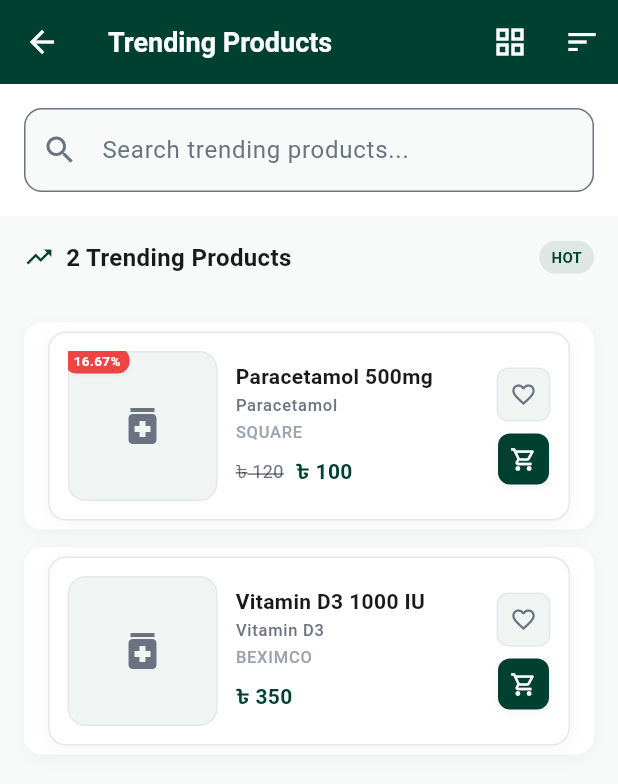
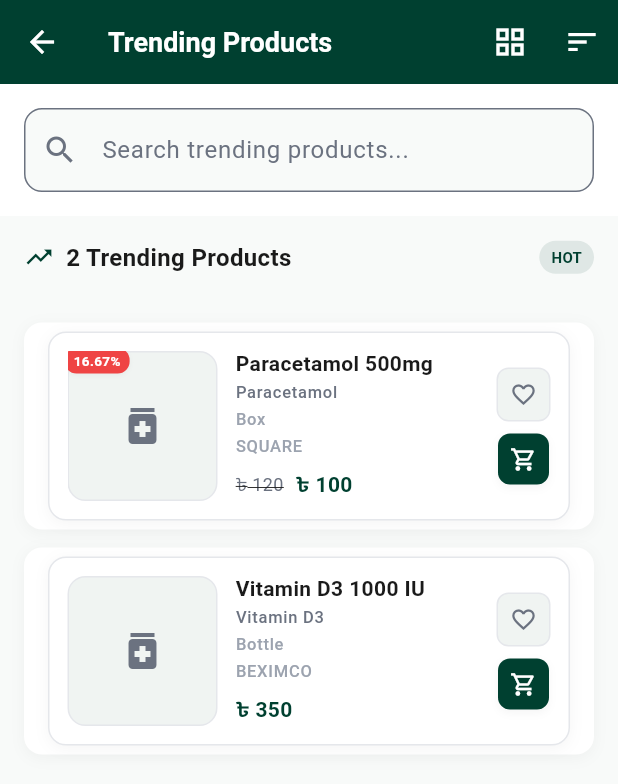
Before and after one commit to mahdi-islam-pranto/medicineMart, a Flutter app: the TrendingProductsPage screen opened directly, after a tap on the "list" icon, on a phone screen of 412 x 824 dp. Shown: the top 784 px of the screen. Run offline on Flutter 3.47's test engine with Material 3 defaults, Android fonts, the phone set to English and light mode, and no system bars; our stand-ins replace equatable, flutter_bloc, image_picker, shared_preferences; accounts and stored records are empty; network calls fail.

Commit message:
make Medicines page as Initial Page+ Initial 2 API call removed (brand + category) + add product type in product details

```diff
--- a/lib/APIs/product_api_service.dart
+++ b/lib/APIs/product_api_service.dart
@@ -70,7 +70,7 @@ class ProductApiService {
   /// Convenience method to get all products without any filters applied.
   static Future<ProductSearchResponse> getAllProducts({
     int page = 1,
-    int limit = 40,
+    int limit = 20,
   }) async {
     final request = ProductSearchRequest(
       pagination: Pagination(page: page, limit: limit),
@@ -84,7 +84,7 @@ class ProductApiService {
   static Future<ProductSearchResponse> searchProductsByQuery(
     String query, {
     int page = 1,
-    int limit = 40,
+    int limit = 20,
   }) async {
     final request = ProductSearchRequest(
       searchQuery: query,
@@ -99,7 +99,7 @@ class ProductApiService {
   static Future<ProductSearchResponse> getProductsByBrands(
     List<String> brands, {
     int page = 1,
-    int limit = 40,
+    int limit = 20,
   }) async {
     final request = ProductSearchRequest(
       selectedBrands: brands.join(','),
@@ -129,7 +129,7 @@ class ProductApiService {
   static Future<ProductSearchResponse> getProductsByType(
     String productType, {
     int page = 1,
-    int limit = 40,
+    int limit = 20,
   }) async {
     final request = ProductSearchRequest(
       productType: productType,
@@ -145,7 +145,7 @@ class ProductApiService {
     int minPrice,
     int maxPrice, {
     int page = 1,
-    int limit = 40,
+    int limit = 20,
   }) async {
     final request = ProductSearchRequest(
       priceRange: PriceRange(min: minPrice, max: maxPrice),
@@ -160,7 +160,7 @@ class ProductApiService {
   static Future<ProductSearchResponse> getProductsWithSort(
     String sortOption, {
     int page = 1,
-    int limit = 40,
+    int limit = 20,
   }) async {
     final request = ProductSearchRequest(
       sortOption: sortOption,
@@ -175,7 +175,7 @@ class ProductApiService {
   static ProductSearchRequest convertFilterToRequest(
     ProductFilter filter, {
     int page = 1,
-    int limit = 40,
+    int limit = 20,
   }) {
     return ProductSearchRequest(
       searchQuery: filter.searchQuery ?? '',
--- a/lib/bloc/cubits/medicine_cubit.dart
+++ b/lib/bloc/cubits/medicine_cubit.dart
@@ -13,7 +13,7 @@ class MedicineCubit extends Cubit<MedicineState> {
 
     try {
       // Call the real API to get all products
-      final response = await ProductApiService.getAllProducts(limit: 50);
+      final response = await ProductApiService.getAllProducts(limit: 20);
 
       if (response.success && response.data != null) {
         final medicines = response.data!.products;
@@ -53,7 +53,7 @@ class MedicineCubit extends Cubit<MedicineState> {
 
       try {
         // Call the real API to refresh data
-        final response = await ProductApiService.getAllProducts(limit: 50);
+        final response = await ProductApiService.getAllProducts(limit: 20);
 
         if (response.success && response.data != null) {
           final medicines = response.data!.products;
--- a/lib/bloc/states/navigation_state.dart
+++ b/lib/bloc/states/navigation_state.dart
@@ -14,7 +14,7 @@ class NavigationState extends Equatable {
 
   /// Initial state with default values
   const NavigationState.initial()
-      : currentIndex = 0,
+      : currentIndex = 2,
         cartItemCount = 0,
         favoritesCount = 0;
 
--- a/lib/main.dart
+++ b/lib/main.dart
@@ -25,13 +25,13 @@ class MyApp extends StatelessWidget {
           create: (context) => CartCubit()..loadCart(),
         ),
         BlocProvider<FavoritesCubit>(
-          create: (context) => FavoritesCubit()..loadFavorites(),
+          create: (context) => FavoritesCubit(),
         ),
         BlocProvider<NavigationCubit>(
           create: (context) => NavigationCubit(),
         ),
         BlocProvider<CategoriesCubit>(
-          create: (context) => CategoriesCubit()..loadCategories(),
+          create: (context) => CategoriesCubit(),
         ),
         BlocProvider<OrderCubit>(
           create: (context) => OrderCubit(),
--- a/lib/models/product_api_models.dart
+++ b/lib/models/product_api_models.dart
@@ -102,7 +102,7 @@ class Pagination extends Equatable {
 
   const Pagination({
     this.page = 1,
-    this.limit = 40,
+    this.limit = 20,
   });
 
   Map<String, dynamic> toJson() {
@@ -115,7 +115,7 @@ class Pagination extends Equatable {
   factory Pagination.fromJson(Map<String, dynamic> json) {
     return Pagination(
       page: json['page'] as int? ?? 1,
-      limit: json['limit'] as int? ?? 40,
+      limit: json['limit'] as int? ?? 20,
     );
   }
 
--- a/lib/widgets/banner_carousel.dart
+++ b/lib/widgets/banner_carousel.dart
@@ -43,7 +43,7 @@ class _BannerCarouselState extends State<BannerCarousel> {
     BannerData(
       title: '24/7 Support',
       subtitle: 'Support available anytime in the given phone number',
-      description: 'Get customer support 24/7. Talk to us on 01746733817',
+      description: 'Get customer support 24/7.',
       color: AppColors.primaryLight,
       icon: Icons.support_agent,
     ),
--- a/lib/widgets/medicine_card.dart
+++ b/lib/widgets/medicine_card.dart
@@ -204,6 +204,21 @@ class _MedicineCardState extends State<MedicineCard> {
         ),
         const SizedBox(height: 2),
 
+        // Product type
+        Text(
+          widget.medicine.quantity,
+          style: const TextStyle(
+            color: AppColors.textTertiary,
+            fontSize: 11,
+            fontWeight: FontWeight.w500,
+            letterSpacing: 0.5,
+          ),
+          maxLines: 1,
+          overflow: TextOverflow.ellipsis,
+        ),
+
+        const SizedBox(height: 2),
+
         // Brand name
         Text(
           widget.medicine.brand.toUpperCase(),
```
Also changed, not shown: lib/bloc/cubits/explore_products_cubit.dart (+4 -4 lines), lib/bloc/cubits/favorites_cubit.dart (+10 -3 lines), lib/bloc/cubits/navigation_cubit.dart (+8 -8 lines), lib/screens/favorites_page.dart (+13 -1 lines), lib/screens/main_navigation.dart (+13 -13 lines).
